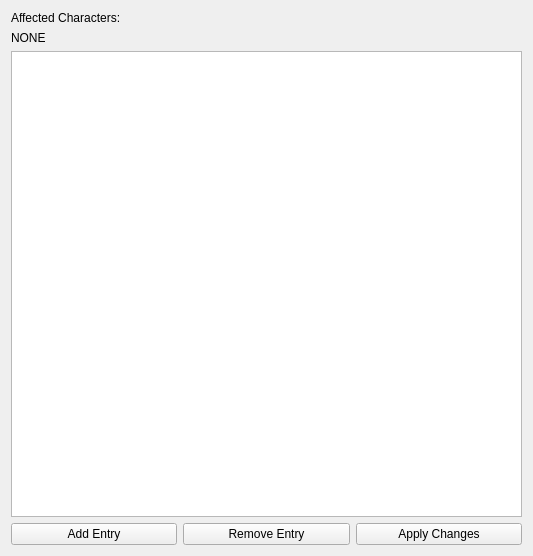
This is manuskript/ui/bulkInfoManager.ui in olivierkes/manuskript as Qt 5 draws it before an edit. The edited form follows.
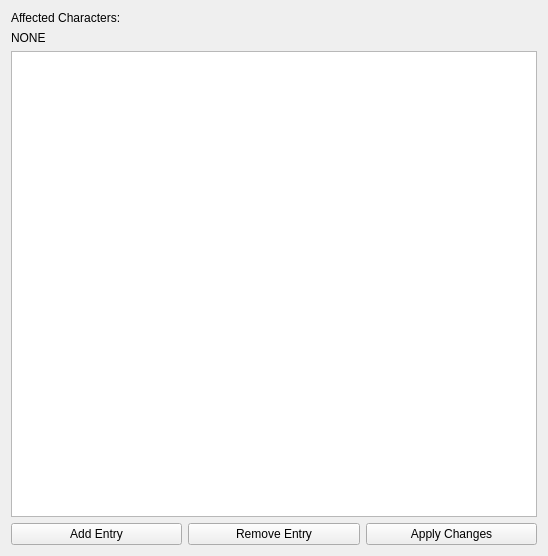
This is the edited form.

```diff
--- a/manuskript/ui/bulkInfoManager.ui
+++ b/manuskript/ui/bulkInfoManager.ui
@@ -6,7 +6,7 @@
    <rect>
     <x>0</x>
     <y>0</y>
-    <width>533</width>
+    <width>548</width>
     <height>556</height>
    </rect>
   </property>
@@ -30,6 +30,15 @@
    </item>
    <item>
     <widget class="QTableView" name="tableView">
+     <property name="locale">
+      <locale language="English" country="UnitedKingdom"/>
+     </property>
+     <property name="horizontalScrollBarPolicy">
+      <enum>Qt::ScrollBarAlwaysOff</enum>
+     </property>
+     <property name="sizeAdjustPolicy">
+      <enum>QAbstractScrollArea::AdjustToContents</enum>
+     </property>
      <property name="alternatingRowColors">
       <bool>true</bool>
      </property>
@@ -40,8 +49,11 @@
       <enum>Qt::ElideNone</enum>
      </property>
      <property name="cornerButtonEnabled">
-      <bool>true</bool>
+      <bool>false</bool>
      </property>
+     <attribute name="verticalHeaderVisible">
+      <bool>false</bool>
+     </attribute>
     </widget>
    </item>
    <item>
```
Left out of the diff: 6 changed lines with no effect on the pictures.
